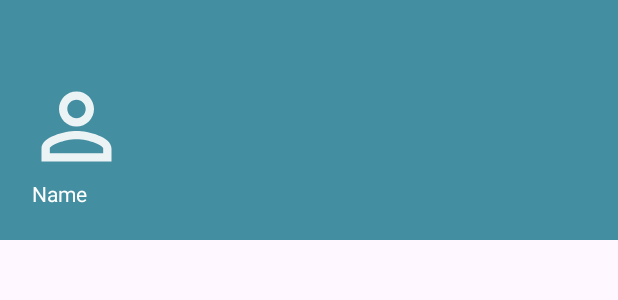
After one commit to anakalemi/Location-Tracker-App, an Android app: the layout nav_header.xml on its own in the app's theme, with its tools: preview values and no code run, on a phone screen of 412 x 824 dp. The commit adds this screen. Shown: the top 300 px of the screen. Run offline under Robolectric (Android 15) with nearby library versions, the light colour scheme and no system bars.

Commit message:
drawer menu config

```diff
--- a/app/src/main/java/com/example/locationtrackerapp/activities/LogInActivity.java
+++ b/app/src/main/java/com/example/locationtrackerapp/activities/LogInActivity.java
@@ -185,7 +185,7 @@ public class LogInActivity extends AppCompatActivity {
         BiometricPrompt biometricPrompt = null;
         if (Build.VERSION.SDK_INT >= Build.VERSION_CODES.P) {
             biometricPrompt = new BiometricPrompt.Builder(this)
-                    .setTitle("Biometric Demo")
+                    .setTitle("Biometric Identification")
                     .setSubtitle("Authentication is required to continue")
                     .setNegativeButton("Cancel", this.getMainExecutor(),
                             (dialogInterface, i) -> notifyUser("Authentication cancelled"))
--- /dev/null
+++ b/app/src/main/res/drawable/baseline_menu_24.xml
@@ -0,0 +1,5 @@
+<vector android:alpha="0.9" android:height="24dp" android:tint="#FFFFFF"
+    android:viewportHeight="24" android:viewportWidth="24"
+    android:width="24dp" xmlns:android="http://schemas.android.com/apk/res/android">
+    <path android:fillColor="@android:color/white" android:pathData="M3,18h18v-2L3,16v2zM3,13h18v-2L3,11v2zM3,6v2h18L21,6L3,6z"/>
+</vector>
--- /dev/null
+++ b/app/src/main/res/layout/nav_header.xml
@@ -0,0 +1,29 @@
+<?xml version="1.0" encoding="utf-8"?>
+<RelativeLayout xmlns:android="http://schemas.android.com/apk/res/android"
+    xmlns:app="http://schemas.android.com/apk/res-auto"
+    android:layout_width="match_parent"
+    android:layout_height="160dp"
+    android:background="@color/app"
+    android:orientation="vertical"
+    android:padding="16dp">
+
+    <ImageView
+        android:id="@+id/image"
+        android:layout_width="70dp"
+        android:layout_height="70dp"
+        android:layout_above="@+id/loggedInName"
+        android:src="@drawable/baseline_person_outline_24"
+        app:tint="@color/white" />
+
+    <TextView
+        android:id="@+id/loggedInName"
+        android:textColor="@color/white"
+        android:text="@string/name"
+        android:layout_alignParentBottom="true"
+        android:layout_marginBottom="5dp"
+        android:layout_marginLeft="5dp"
+        android:layout_alignParentLeft="true"
+        android:layout_width="wrap_content"
+        android:layout_height="wrap_content" />
+
+</RelativeLayout>
--- a/app/src/main/res/values-night/themes.xml
+++ b/app/src/main/res/values-night/themes.xml
@@ -12,6 +12,7 @@
         <item name="colorOnSecondary">@color/black</item>
         <!-- Status bar color. -->
         <item name="android:statusBarColor" tools:targetApi="l">?attr/colorPrimaryVariant</item>
+        <item name="colorControlNormal">@android:color/white</item>
         <!-- Customize your theme here. -->
 
     </style>
--- a/app/src/main/res/values/strings.xml
+++ b/app/src/main/res/values/strings.xml
@@ -8,4 +8,9 @@
     <string name="name">Name</string>
     <string name="email">Email</string>
     <string name="biometric_identification">Biometric Identification</string>
+    <string name="navigation_drawer_open">Nav Drawer Open</string>
+    <string name="navigation_drawer_close">Nav Drawer Close</string>
+    <string name="profile">Profile</string>
+    <string name="friends">Friends</string>
+    <string name="log_out">Log Out</string>
 </resources>
--- a/app/src/main/res/values/themes.xml
+++ b/app/src/main/res/values/themes.xml
@@ -13,6 +13,8 @@
         <item name="colorOnSecondary">@color/black</item>
         <!-- Status bar color. -->
         <item name="android:statusBarColor" tools:targetApi="l">?attr/colorPrimaryVariant</item>
+        <item name="colorControlNormal">@android:color/white</item>
+
         <!-- Customize your theme here. -->
 
     </style>
```
Also changed, not shown: app/src/main/java/com/example/locationtrackerapp/activities/MainActivity.java (+78 -3 lines), app/src/main/res/layout/activity_main.xml (+17 -2 lines), app/src/main/res/menu/drawer_menu.xml (added, +11 -0 lines).
